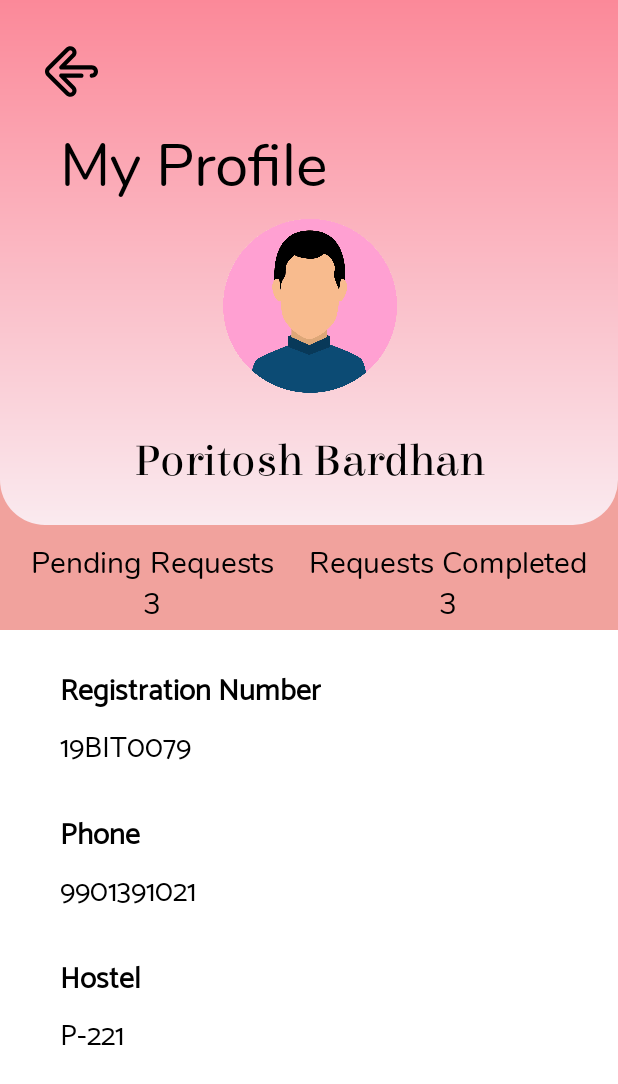
After one commit to CodeChefVIT/Jobber-App, an Android app: the ProfileActivity screen opened directly, with no data from a screen before it, on a phone screen of 412 x 824 dp. The commit adds this screen. Shown: the top 1084 px of the screen. Run offline under Robolectric (Android 15) with nearby library versions, the light colour scheme and no system bars.

Commit message:
Profile page added

```diff
--- a/App/Jobber/app/build.gradle
+++ b/App/Jobber/app/build.gradle
@@ -28,6 +28,7 @@ dependencies {
 
     implementation 'androidx.appcompat:appcompat:1.1.0'
     implementation 'androidx.constraintlayout:constraintlayout:1.1.3'
+    implementation 'androidx.legacy:legacy-support-v4:1.0.0'
     testImplementation 'junit:junit:4.12'
     androidTestImplementation 'androidx.test.ext:junit:1.1.1'
     androidTestImplementation 'androidx.test.espresso:espresso-core:3.2.0'
--- a/App/Jobber/app/src/main/AndroidManifest.xml
+++ b/App/Jobber/app/src/main/AndroidManifest.xml
@@ -9,7 +9,8 @@
         android:roundIcon="@mipmap/ic_launcher_round"
         android:supportsRtl="true"
         android:theme="@style/AppTheme">
-        <activity android:name=".LiveRequestsActivity"></activity>
+        <activity android:name=".ProfileActivity"></activity>
+        <activity android:name=".LiveRequestsActivity" />
         <activity android:name=".CreateRequestActivity" />
         <activity android:name=".RequestsActivity" />
         <activity android:name=".OnBoardingActivity" />
--- /dev/null
+++ b/App/Jobber/app/src/main/java/com/codechefvit/jobber/ProfileActivity.java
@@ -0,0 +1,14 @@
+package com.codechefvit.jobber;
+
+import androidx.appcompat.app.AppCompatActivity;
+
+import android.os.Bundle;
+
+public class ProfileActivity extends AppCompatActivity {
+
+    @Override
+    protected void onCreate(Bundle savedInstanceState) {
+        super.onCreate(savedInstanceState);
+        setContentView(R.layout.activity_profile);
+    }
+}
--- a/App/Jobber/app/src/main/res/drawable/curvedbutton.xml
+++ b/App/Jobber/app/src/main/res/drawable/curvedbutton.xml
@@ -1,6 +1,10 @@
 <?xml version="1.0" encoding="utf-8"?>
 <shape xmlns:android="http://schemas.android.com/apk/res/android"
     android:shape="rectangle">
-<corners android:radius="15dp"/>
-<solid android:color="@color/buttonBackground"/>
+    <corners android:bottomLeftRadius="30dp"
+        android:bottomRightRadius="30dp"/>
+
+    <gradient android:angle="270"
+        android:startColor="@color/lightBackgroundTop"
+        android:endColor="@color/lightBackgroundBottom"/>
 </shape>
--- a/App/Jobber/app/src/main/res/layout/activity_login.xml
+++ b/App/Jobber/app/src/main/res/layout/activity_login.xml
@@ -81,8 +81,8 @@
 
     <ImageView
         android:id="@+id/loginback"
-        android:layout_width="30dp"
-        android:layout_height="31dp"
+        android:layout_width="35dp"
+        android:layout_height="35dp"
         app:srcCompat="@drawable/ic_back"
         tools:layout_editor_absoluteX="20dp"
         tools:layout_editor_absoluteY="19dp"
--- /dev/null
+++ b/App/Jobber/app/src/main/res/layout/activity_profile.xml
@@ -0,0 +1,192 @@
+<?xml version="1.0" encoding="utf-8"?>
+<androidx.constraintlayout.widget.ConstraintLayout xmlns:android="http://schemas.android.com/apk/res/android"
+    xmlns:app="http://schemas.android.com/apk/res-auto"
+    xmlns:tools="http://schemas.android.com/tools"
+    android:layout_width="match_parent"
+    android:layout_height="match_parent"
+    tools:context=".ProfileActivity">
+
+
+    <TextView
+        android:layout_width="match_parent"
+        android:layout_height="420dp"
+        android:id="@+id/profilebg"
+        android:background="@color/buttonBackground"
+        app:layout_constraintTop_toTopOf="parent"/>
+
+    <TextView
+        android:layout_width="match_parent"
+        android:layout_height="350dp"
+        android:id="@+id/profiletopbg"
+        android:background="@drawable/curvedbutton"
+        app:layout_constraintTop_toTopOf="parent"/>
+
+    <ImageView
+        android:id="@+id/profileback"
+        android:layout_width="35dp"
+        android:layout_height="35dp"
+        app:srcCompat="@drawable/ic_back"
+        tools:layout_editor_absoluteX="20dp"
+        tools:layout_editor_absoluteY="19dp"
+        app:layout_constraintTop_toTopOf="parent"
+        app:layout_constraintStart_toStartOf="parent"
+        android:layout_marginStart="30dp"
+        android:layout_marginLeft="30dp"
+        android:layout_marginTop="30dp"/>
+
+    <TextView
+        android:layout_width="wrap_content"
+        android:layout_height="wrap_content"
+        android:id="@+id/myprofile"
+        android:text="My Profile"
+        android:fontFamily="@font/nunito"
+        android:textColor="@android:color/black"
+        android:textSize="40dp"
+        app:layout_constraintTop_toBottomOf="@+id/profileback"
+        app:layout_constraintStart_toStartOf="parent"
+        android:layout_marginTop="15dp"
+        android:layout_marginStart="40dp"
+        android:layout_marginLeft="40dp" />
+
+    <ImageView
+        android:id="@+id/profiledp"
+        android:layout_width="150dp"
+        android:layout_height="150dp"
+        app:srcCompat="@drawable/profile"
+        tools:layout_editor_absoluteX="126dp"
+        tools:layout_editor_absoluteY="54dp"
+        app:layout_constraintTop_toTopOf="parent"
+        app:layout_constraintStart_toStartOf="parent"
+        app:layout_constraintEnd_toEndOf="parent"
+        android:layout_marginTop="130dp"/>
+
+    <TextView
+        android:id="@+id/profilename"
+        android:layout_width="wrap_content"
+        android:layout_height="wrap_content"
+        android:layout_marginTop="10dp"
+        android:fontFamily="@font/elsie"
+        android:text="Poritosh Bardhan"
+        android:textColor="@android:color/black"
+        android:textSize="30dp"
+        app:layout_constraintEnd_toEndOf="parent"
+        app:layout_constraintStart_toStartOf="parent"
+        app:layout_constraintTop_toBottomOf="@+id/profiledp" />
+
+    <TextView
+        android:id="@+id/pending"
+        android:layout_width="wrap_content"
+        android:layout_height="wrap_content"
+        app:layout_constraintTop_toBottomOf="@+id/profiletopbg"
+        app:layout_constraintStart_toStartOf="parent"
+        android:layout_marginTop="10dp"
+        android:layout_marginStart="20dp"
+        android:text="Pending Requests\n3"
+        android:textColor="@android:color/black"
+        android:fontFamily="@font/nunito"
+        android:textSize="20dp"
+        android:textAlignment="center"
+        android:gravity="center_horizontal"
+        android:layout_marginLeft="20dp" />
+
+    <TextView
+        android:id="@+id/completed"
+        android:layout_width="wrap_content"
+        android:layout_height="wrap_content"
+        app:layout_constraintTop_toBottomOf="@+id/profiletopbg"
+        app:layout_constraintEnd_toEndOf="parent"
+        android:layout_marginTop="10dp"
+        android:layout_marginEnd="20dp"
+        android:text="Requests Completed\n3"
+        android:textColor="@android:color/black"
+        android:fontFamily="@font/nunito"
+        android:textSize="20dp"
+        android:textAlignment="center"
+        android:gravity="center_horizontal"
+        android:layout_marginRight="20dp" />
+
+    <TextView
+        android:id="@+id/regnotitle"
+        android:layout_width="wrap_content"
+        android:layout_height="wrap_content"
+        android:layout_marginStart="40dp"
+        android:layout_marginLeft="40dp"
+        android:layout_marginTop="20dp"
+        android:fontFamily="@font/catamaran"
+        android:text="Registration Number"
+        android:textColor="@android:color/black"
+        android:textSize="20dp"
+        android:textStyle="bold"
+        app:layout_constraintStart_toStartOf="parent"
+        app:layout_constraintTop_toBottomOf="@+id/profilebg" />
+
+    <TextView
+        android:id="@+id/regno"
+        android:layout_width="wrap_content"
+        android:layout_height="wrap_content"
+        android:layout_marginStart="40dp"
+        android:layout_marginLeft="40dp"
+        android:fontFamily="@font/catamaran"
+        android:text="19BIT0079"
+        android:textColor="@android:color/black"
+        android:textSize="20dp"
+        app:layout_constraintTop_toBottomOf="@+id/regnotitle"
+        app:layout_constraintStart_toStartOf="parent"/>
+
+    <TextView
+        android:id="@+id/phonetitle"
+        android:layout_width="wrap_content"
+        android:layout_height="wrap_content"
+        android:layout_marginStart="40dp"
+        android:layout_marginLeft="40dp"
+        android:layout_marginTop="20dp"
+        android:fontFamily="@font/catamaran"
+        android:text="Phone"
+        android:textColor="@android:color/black"
+        android:textSize="20dp"
+        android:textStyle="bold"
+        app:layout_constraintStart_toStartOf="parent"
+        app:layout_constraintTop_toBottomOf="@+id/regno" />
+
+    <TextView
+        android:id="@+id/phone"
+        android:layout_width="wrap_content"
+        android:layout_height="wrap_content"
+        android:layout_marginStart="40dp"
+        android:layout_marginLeft="40dp"
+        android:fontFamily="@font/catamaran"
+        android:text="9901391021"
+        android:textColor="@android:color/black"
+        android:textSize="20dp"
+        app:layout_constraintTop_toBottomOf="@+id/phonetitle"
+        app:layout_constraintStart_toStartOf="parent"/>
+
+    <TextView
+        android:id="@+id/hosteltitle"
+        android:layout_width="wrap_content"
+        android:layout_height="wrap_content"
+        android:layout_marginStart="40dp"
+        android:layout_marginLeft="40dp"
+        android:layout_marginTop="20dp"
+        android:fontFamily="@font/catamaran"
+        android:text="Hostel"
+        android:textColor="@android:color/black"
+        android:textSize="20dp"
+        android:textStyle="bold"
+        app:layout_constraintStart_toStartOf="parent"
+        app:layout_constraintTop_toBottomOf="@+id/phone" />
+
+    <TextView
+        android:id="@+id/hostel"
+        android:layout_width="wrap_content"
+        android:layout_height="wrap_content"
+        android:layout_marginStart="40dp"
+        android:layout_marginLeft="40dp"
+        android:fontFamily="@font/catamaran"
+        android:text="P-221"
+        android:textColor="@android:color/black"
+        android:textSize="20dp"
+        app:layout_constraintTop_toBottomOf="@+id/hosteltitle"
+        app:layout_constraintStart_toStartOf="parent"/>
+
+</androidx.constraintlayout.widget.ConstraintLayout>
--- a/App/Jobber/app/src/main/res/layout/activity_signup.xml
+++ b/App/Jobber/app/src/main/res/layout/activity_signup.xml
@@ -9,8 +9,8 @@
 
     <ImageView
         android:id="@+id/signupback"
-        android:layout_width="30dp"
-        android:layout_height="31dp"
+        android:layout_width="35dp"
+        android:layout_height="35dp"
         app:srcCompat="@drawable/ic_back"
         tools:layout_editor_absoluteX="20dp"
         tools:layout_editor_absoluteY="19dp"
--- a/App/Jobber/app/src/main/res/values/colors.xml
+++ b/App/Jobber/app/src/main/res/values/colors.xml
@@ -6,8 +6,8 @@
     <color name="textfieldBackground">#66FFFFFF</color>
     <color name="edittextborder">#708090</color>
     <color name="lightBackgroundTop">#FB8999</color>
-    <color name="lightBackgroundBottom">#F8BCCF</color>
-    <color name="buttonBackground">#E87068</color>
+    <color name="lightBackgroundBottom">#FAEAEF</color>
+    <color name="buttonBackground">#C1ED857E</color>
     <color name="tabColors">#F662C0</color>
     <color name="colorWhite">#ffffff</color>
 </resources>
--- a/App/Jobber/app/src/main/res/values/strings.xml
+++ b/App/Jobber/app/src/main/res/values/strings.xml
@@ -1,3 +1,5 @@
 <resources>
     <string name="app_name">Jobber</string>
+    <!-- TODO: Remove or change this placeholder text -->
+    <string name="hello_blank_fragment">Hello blank fragment</string>
 </resources>
```
Also changed, not shown: App/Jobber/app/src/main/java/com/codechefvit/jobber/LiveRequestFragment.java (added, +85 -0 lines), App/Jobber/app/src/main/java/com/codechefvit/jobber/MyRequestFragment.java (added, +84 -0 lines), App/Jobber/app/src/main/java/com/codechefvit/jobber/RequestsActivity.java (+16 -42 lines), App/Jobber/app/src/main/java/com/codechefvit/jobber/ViewPagerAdapter.java (added, +40 -0 lines), App/Jobber/app/src/main/res/layout/activity_requests.xml (+5 -18 lines), App/Jobber/app/src/main/res/layout/fragment_live_request.xml (added, +19 -0 lines), App/Jobber/app/src/main/res/layout/fragment_my_request.xml (added, +17 -0 lines), App/Jobber/app/src/main/res/font/catamaran.ttf (added), App/Jobber/app/src/main/res/font/elsie.ttf (added).
